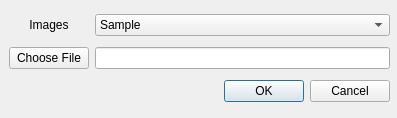
mantidproject/mantidimaging, file mantidimaging/gui/ui/add_to_dataset.ui: the form before one commit.
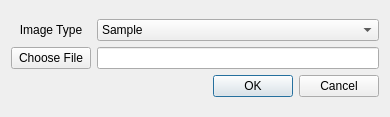
The form after the commit.

Commit message: grid layout for dialog window

What changed in the file:
```diff
--- a/mantidimaging/gui/ui/add_to_dataset.ui
+++ b/mantidimaging/gui/ui/add_to_dataset.ui
@@ -6,27 +6,20 @@
    <rect>
     <x>0</x>
     <y>0</y>
-    <width>397</width>
-    <height>118</height>
+    <width>390</width>
+    <height>117</height>
    </rect>
   </property>
   <property name="windowTitle">
    <string>Dialog</string>
   </property>
-  <widget class="QWidget" name="gridLayoutWidget">
-   <property name="geometry">
-    <rect>
-     <x>9</x>
-     <y>9</y>
-     <width>381</width>
-     <height>101</height>
-    </rect>
-   </property>
+  <layout class="QGridLayout" name="gridLayout_2">
+   <item row="0" column="0">
    <layout class="QGridLayout" name="gridLayout">
     <item row="0" column="0">
      <widget class="QLabel" name="label">
       <property name="text">
-       <string>Images</string>
+        <string>Image Type</string>
       </property>
       <property name="alignment">
        <set>Qt::AlignCenter</set>
@@ -83,7 +76,8 @@
      </widget>
     </item>
    </layout>
-  </widget>
+   </item>
+  </layout>
  </widget>
  <resources/>
  <connections>
```
Left out of the diff: 10 changed lines with no effect on the pictures. Lines whose indentation alone changed are shown as unchanged.
